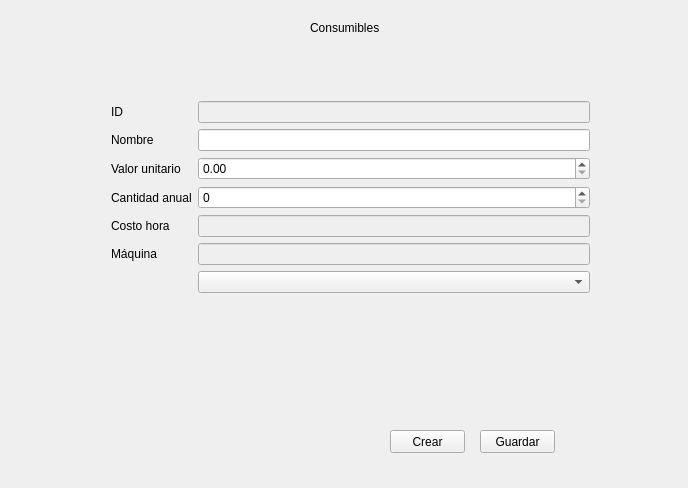
The window that cosmec/formularioconsumibles.ui (Exxu/cosmec-si) describes before a commit, drawn with Qt 5.
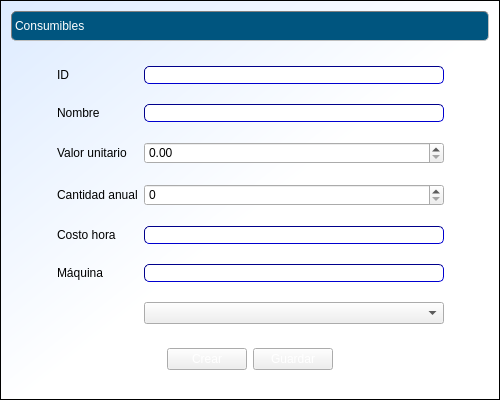
The same window after the commit.

Commit message: formularios actualizados

Diff of the .ui file:
```diff
--- a/cosmec/formularioconsumibles.ui
+++ b/cosmec/formularioconsumibles.ui
@@ -6,36 +6,104 @@
    <rect>
     <x>0</x>
     <y>0</y>
-    <width>688</width>
-    <height>488</height>
+    <width>500</width>
+    <height>400</height>
    </rect>
   </property>
   <property name="windowTitle">
    <string>formularioConsumibles</string>
   </property>
+  <property name="styleSheet">
+   <string notr="true">QWidget#formularioConsumibles{
+background:qlineargradient(spread:pad, x1:0, y1:0, x2:1, y2:1, stop:0 rgba(221, 235, 255, 255), stop:0.522727 rgba(255, 255, 255, 255));
+border: 1px solid black;
+}
+.QFrame {
+ border: 1px inset gray;
+ border-radius: 5px;
+ background:  transparent;
+}
+QLabel#label {/*titulos de pág*/
+border: 1px inset gray;
+ border-radius: 5px;
+font: bold 12pt &quot;Calibri&quot;;
+background:rgb(0, 85, 127);
+color:white;
+qproperty-alignment: AlignCenter
+}
+QLabel#label_11 {/*foto*/
+border: 1px inset gray;
+qproperty-alignment: AlignCenter
+}
+QLabel{
+border: 0px;
+font: 11pt &quot;Arial&quot;;
+background: transparent;
+}
+.QPushButton {
+background: qlineargradient(
+  x1:0, y1:0, x2:0, y2:1,
+  stop:0 #68778e,
+  stop: 0.4 #5c637d
+  stop: 0.5 #717990,
+  stop:1 #bec1d2
+ );
+ color: white;
+}
+QLineEdit {
+     border: 1px inset darkblue;
+     border-radius: 5px;
+     background:white;
+     selection-background-color: darkgray;
+ }</string>
+  </property>
+  <layout class="QVBoxLayout" name="verticalLayout">
+   <item>
   <widget class="QLabel" name="label">
-   <property name="geometry">
-    <rect>
-     <x>310</x>
-     <y>20</y>
-     <width>71</width>
-     <height>16</height>
-    </rect>
+     <property name="minimumSize">
+      <size>
+       <width>0</width>
+       <height>30</height>
+      </size>
    </property>
    <property name="text">
     <string>Consumibles</string>
    </property>
   </widget>
-  <widget class="QWidget" name="formLayoutWidget">
-   <property name="geometry">
-    <rect>
-     <x>100</x>
-     <y>90</y>
-     <width>501</width>
-     <height>311</height>
-    </rect>
-   </property>
+   </item>
+   <item>
+    <spacer name="verticalSpacer">
+     <property name="orientation">
+      <enum>Qt::Vertical</enum>
+     </property>
+     <property name="sizeHint" stdset="0">
+      <size>
+       <width>20</width>
+       <height>8</height>
+      </size>
+     </property>
+    </spacer>
+   </item>
+   <item>
+    <layout class="QHBoxLayout" name="horizontalLayout_3">
+     <item>
+      <spacer name="horizontalSpacer">
+       <property name="orientation">
+        <enum>Qt::Horizontal</enum>
+       </property>
+       <property name="sizeHint" stdset="0">
+        <size>
+         <width>40</width>
+         <height>20</height>
+        </size>
+       </property>
+      </spacer>
+     </item>
+     <item>
    <layout class="QFormLayout" name="formLayout">
+       <property name="verticalSpacing">
+        <number>20</number>
+       </property>
     <item row="0" column="0">
      <widget class="QLabel" name="label_2">
       <property name="text">
@@ -76,10 +144,23 @@
       <property name="enabled">
        <bool>false</bool>
       </property>
+         <property name="minimumSize">
+          <size>
+           <width>300</width>
+           <height>0</height>
+          </size>
+         </property>
      </widget>
     </item>
     <item row="1" column="1">
-     <widget class="QLineEdit" name="lineEdit_2"/>
+        <widget class="QLineEdit" name="lineEdit_2">
+         <property name="minimumSize">
+          <size>
+           <width>200</width>
+           <height>0</height>
+          </size>
+         </property>
+        </widget>
     </item>
     <item row="2" column="1">
      <widget class="QDoubleSpinBox" name="doubleSpinBox">
@@ -120,33 +201,97 @@
      <widget class="QComboBox" name="comboBox"/>
     </item>
    </layout>
-  </widget>
+     </item>
+     <item>
+      <spacer name="horizontalSpacer_2">
+       <property name="orientation">
+        <enum>Qt::Horizontal</enum>
+       </property>
+       <property name="sizeHint" stdset="0">
+        <size>
+         <width>40</width>
+         <height>20</height>
+        </size>
+       </property>
+      </spacer>
+     </item>
+    </layout>
+   </item>
+   <item>
+    <spacer name="verticalSpacer_2">
+     <property name="orientation">
+      <enum>Qt::Vertical</enum>
+     </property>
+     <property name="sizeHint" stdset="0">
+      <size>
+       <width>20</width>
+       <height>14</height>
+      </size>
+     </property>
+    </spacer>
+   </item>
+   <item>
+    <layout class="QHBoxLayout" name="horizontalLayout_2">
+     <item>
+      <spacer name="horizontalSpacer_3">
+       <property name="orientation">
+        <enum>Qt::Horizontal</enum>
+       </property>
+       <property name="sizeHint" stdset="0">
+        <size>
+         <width>40</width>
+         <height>20</height>
+        </size>
+       </property>
+      </spacer>
+     </item>
+     <item>
+      <layout class="QHBoxLayout" name="horizontalLayout">
+       <item>
   <widget class="QPushButton" name="pushButton">
-   <property name="geometry">
-    <rect>
-     <x>390</x>
-     <y>430</y>
-     <width>75</width>
-     <height>23</height>
-    </rect>
-   </property>
    <property name="text">
     <string>Crear</string>
    </property>
   </widget>
+       </item>
+       <item>
   <widget class="QPushButton" name="pushButton_2">
-   <property name="geometry">
-    <rect>
-     <x>480</x>
-     <y>430</y>
-     <width>75</width>
-     <height>23</height>
-    </rect>
-   </property>
    <property name="text">
     <string>Guardar</string>
    </property>
   </widget>
+       </item>
+      </layout>
+     </item>
+     <item>
+      <spacer name="horizontalSpacer_4">
+       <property name="orientation">
+        <enum>Qt::Horizontal</enum>
+       </property>
+       <property name="sizeHint" stdset="0">
+        <size>
+         <width>40</width>
+         <height>20</height>
+        </size>
+       </property>
+      </spacer>
+     </item>
+    </layout>
+   </item>
+   <item>
+    <spacer name="verticalSpacer_3">
+     <property name="orientation">
+      <enum>Qt::Vertical</enum>
+     </property>
+     <property name="sizeHint" stdset="0">
+      <size>
+       <width>20</width>
+       <height>8</height>
+      </size>
+     </property>
+    </spacer>
+   </item>
+  </layout>
  </widget>
  <layoutdefault spacing="6" margin="11"/>
  <resources/>
```
Lines whose indentation alone changed are shown as unchanged. The commit also changes 25 other files.
